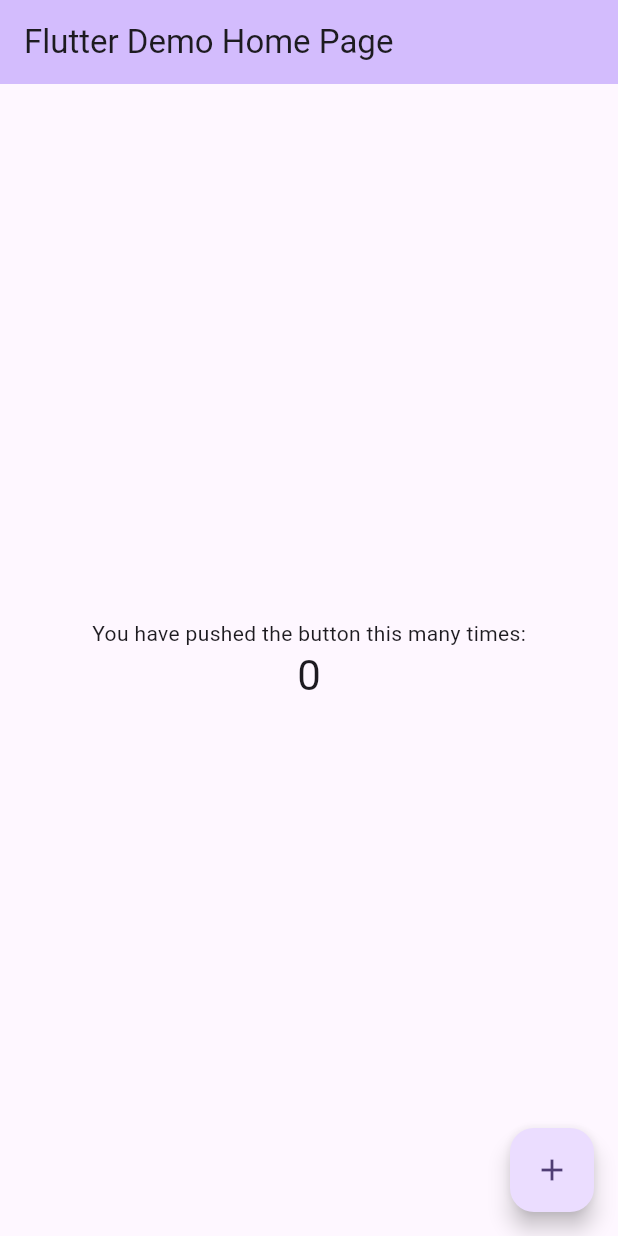
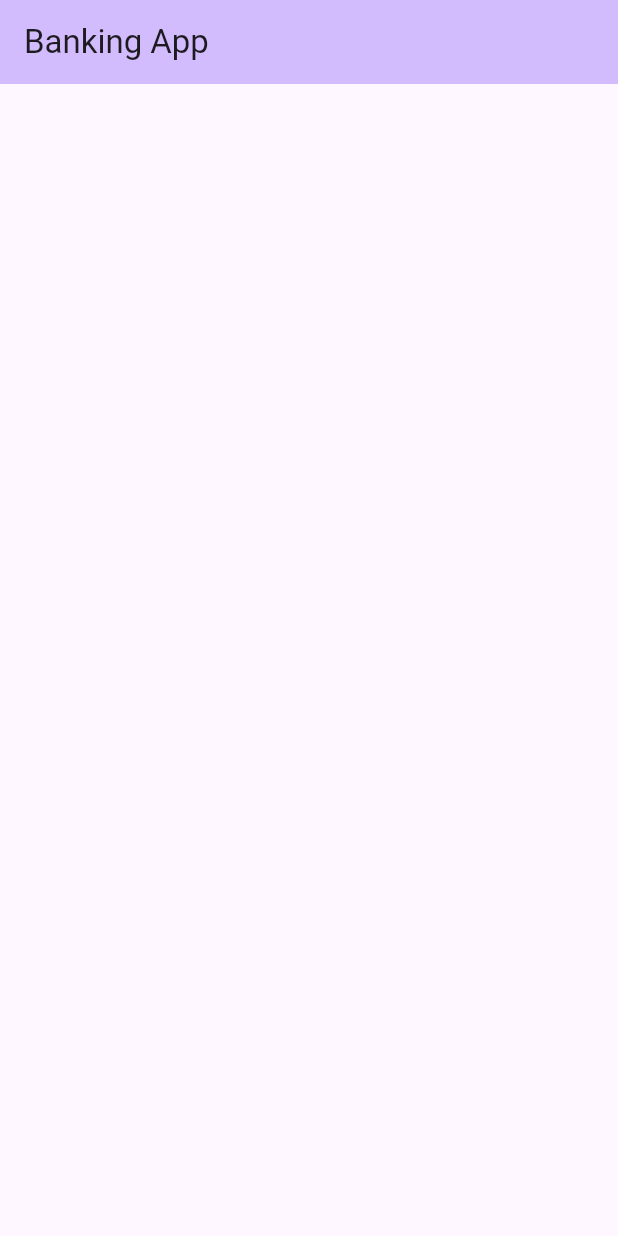
Before and after one commit to alisalehid/mini-banking-app, a Flutter app: the screen it shows after launch, on a phone screen of 412 x 824 dp. Run offline on Flutter 3.47's test engine with Material 3 defaults, Android fonts, the light colour scheme and no system bars.

Commit message:
app structure

```diff
--- a/lib/main.dart
+++ b/lib/main.dart
@@ -11,26 +11,13 @@
   @override
   Widget build(BuildContext context) {
     return MaterialApp(
+      debugShowCheckedModeBanner: false,
       title: 'Flutter Demo',
       theme: ThemeData(
-        // This is the theme of your application.
-        //
-        // TRY THIS: Try running your application with "flutter run". You'll see
-        // the application has a purple toolbar. Then, without quitting the app,
-        // try changing the seedColor in the colorScheme below to Colors.green
-        // and then invoke "hot reload" (save your changes or press the "hot
-        // reload" button in a Flutter-supported IDE, or press "r" if you used
-        // the command line to start the app).
-        //
-        // Notice that the counter didn't reset back to zero; the application
-        // state is not lost during the reload. To reset the state, use hot
-        // restart instead.
-        //
-        // This works for code too, not just values: Most code changes can be
-        // tested with just a hot reload.
+
         colorScheme: ColorScheme.fromSeed(seedColor: Colors.deepPurple),
       ),
-      home: const MyHomePage(title: 'Flutter Demo Home Page'),
+      home: const MyHomePage(title: 'Banking App'),
     );
   }
 }
@@ -38,14 +25,7 @@
 class MyHomePage extends StatefulWidget {
   const MyHomePage({super.key, required this.title});
 
-  // This widget is the home page of your application. It is stateful, meaning
-  // that it has a State object (defined below) that contains fields that affect
-  // how it looks.
 
-  // This class is the configuration for the state. It holds the values (in this
-  // case the title) provided by the parent (in this case the App widget) and
-  // used by the build method of the State. Fields in a Widget subclass are
-  // always marked "final".
 
   final String title;
 
@@ -54,69 +34,23 @@
 }
 
 class _MyHomePageState extends State<MyHomePage> {
-  int _counter = 0;
 
-  void _incrementCounter() {
-    setState(() {
-      // This call to setState tells the Flutter framework that something has
-      // changed in this State, which causes it to rerun the build method below
-      // so that the display can reflect the updated values. If we changed
-      // _counter without calling setState(), then the build method would not be
-      // called again, and so nothing would appear to happen.
-      _counter++;
-    });
-  }
 
   @override
   Widget build(BuildContext context) {
-    // This method is rerun every time setState is called, for instance as done
-    // by the _incrementCounter method above.
-    //
-    // The Flutter framework has been optimized to make rerunning build methods
-    // fast, so that you can just rebuild anything that needs updating rather
-    // than having to individually change instances of widgets.
+
     return Scaffold(
+
       appBar: AppBar(
-        // TRY THIS: Try changing the color here to a specific color (to
-        // Colors.amber, perhaps?) and trigger a hot reload to see the AppBar
-        // change color while the other colors stay the same.
+
         backgroundColor: Theme.of(context).colorScheme.inversePrimary,
-        // Here we take the value from the MyHomePage object that was created by
-        // the App.build method, and use it to set our appbar title.
+
         title: Text(widget.title),
       ),
       body: Center(
-        // Center is a layout widget. It takes a single child and positions it
-        // in the middle of the parent.
-        child: Column(
-          // Column is also a layout widget. It takes a list of children and
-          // arranges them vertically. By default, it sizes itself to fit its
-          // children horizontally, and tries to be as tall as its parent.
-          //
-          // Column has various properties to control how it sizes itself and
-          // how it positions its children. Here we use mainAxisAlignment to
-          // center the children vertically; the main axis here is the vertical
-          // axis because Columns are vertical (the cross axis would be
-          // horizontal).
-          //
-          // TRY THIS: Invoke "debug painting" (choose the "Toggle Debug Paint"
-          // action in the IDE, or press "p" in the console), to see the
-          // wireframe for each widget.
-          mainAxisAlignment: MainAxisAlignment.center,
-          children: <Widget>[
-            const Text('You have pushed the button this many times:'),
-            Text(
-              '$_counter',
-              style: Theme.of(context).textTheme.headlineMedium,
-            ),
-          ],
-        ),
+
+        child: Text("")
       ),
-      floatingActionButton: FloatingActionButton(
-        onPressed: _incrementCounter,
-        tooltip: 'Increment',
-        child: const Icon(Icons.add),
-      ), // This trailing comma makes auto-formatting nicer for build methods.
     );
   }
 }
```
Also changed, not shown: pubspec.yaml (+17 -0 lines), pubspec.lock, 15 other files.
